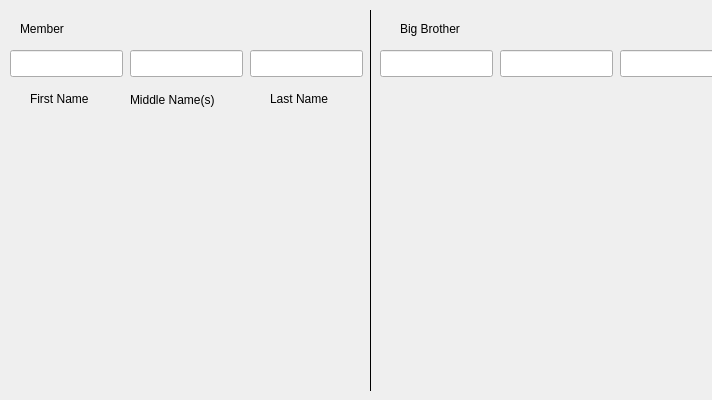
This is AEPi-Big-Brother-Database-Application/bb_db_frontend.ui in NortySpock/AEPi-ND-Big-Brother-Database-Application as Qt 5 draws it before an edit. The edited form follows.
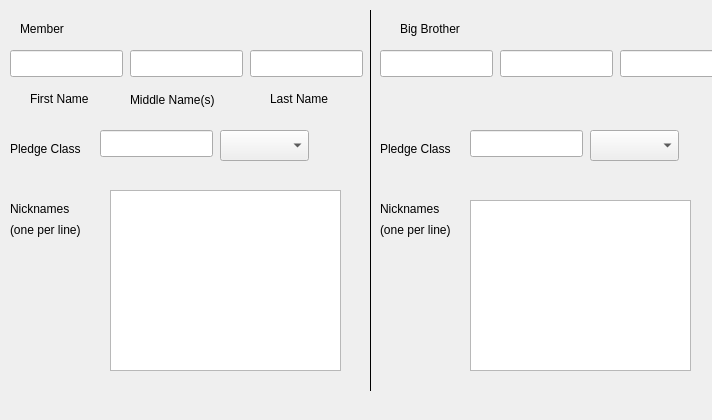
This is the edited form. Custom widgets are drawn as their Qt base class.

Commit message: Added Pledge Class and Nickname fields to GUI.

Patch:
```diff
--- a/AEPi-Big-Brother-Database-Application/bb_db_frontend.ui
+++ b/AEPi-Big-Brother-Database-Application/bb_db_frontend.ui
@@ -7,7 +7,7 @@
     <x>0</x>
     <y>0</y>
     <width>712</width>
-    <height>400</height>
+    <height>420</height>
    </rect>
   </property>
   <property name="windowTitle">
@@ -177,6 +177,144 @@
     <string>Last Name</string>
    </property>
   </widget>
+  <widget class="QLabel" name="memberPledgeClassLabel">
+   <property name="geometry">
+    <rect>
+     <x>10</x>
+     <y>140</y>
+     <width>91</width>
+     <height>17</height>
+    </rect>
+   </property>
+   <property name="text">
+    <string>Pledge Class</string>
+   </property>
+  </widget>
+  <widget class="QComboBox" name="memberPledgeClassSemesterComboBox">
+   <property name="geometry">
+    <rect>
+     <x>220</x>
+     <y>130</y>
+     <width>89</width>
+     <height>31</height>
+    </rect>
+   </property>
+  </widget>
+  <widget class="QLineEdit" name="memberPledgeClassYearLine">
+   <property name="geometry">
+    <rect>
+     <x>100</x>
+     <y>130</y>
+     <width>113</width>
+     <height>27</height>
+    </rect>
+   </property>
+  </widget>
+  <widget class="QLabel" name="bigBrotherPledgeClassLabel">
+   <property name="geometry">
+    <rect>
+     <x>380</x>
+     <y>140</y>
+     <width>91</width>
+     <height>17</height>
+    </rect>
+   </property>
+   <property name="text">
+    <string>Pledge Class</string>
+   </property>
+  </widget>
+  <widget class="QComboBox" name="bigBrotherPledgeClassSemesterComboBox">
+   <property name="geometry">
+    <rect>
+     <x>590</x>
+     <y>130</y>
+     <width>89</width>
+     <height>31</height>
+    </rect>
+   </property>
+  </widget>
+  <widget class="QLineEdit" name="bigBrotherPledgeClassYearLine">
+   <property name="geometry">
+    <rect>
+     <x>470</x>
+     <y>130</y>
+     <width>113</width>
+     <height>27</height>
+    </rect>
+   </property>
+  </widget>
+  <widget class="QPlainTextEdit" name="memberNicknamePlainTextEdit">
+   <property name="geometry">
+    <rect>
+     <x>110</x>
+     <y>190</y>
+     <width>231</width>
+     <height>181</height>
+    </rect>
+   </property>
+  </widget>
+  <widget class="QPlainTextEdit" name="bigBrotherNicknamePlainTextEdit">
+   <property name="geometry">
+    <rect>
+     <x>470</x>
+     <y>200</y>
+     <width>221</width>
+     <height>171</height>
+    </rect>
+   </property>
+  </widget>
+  <widget class="QLabel" name="memberNicknameLabel">
+   <property name="geometry">
+    <rect>
+     <x>10</x>
+     <y>200</y>
+     <width>81</width>
+     <height>17</height>
+    </rect>
+   </property>
+   <property name="text">
+    <string>Nicknames</string>
+   </property>
+  </widget>
+  <widget class="QLabel" name="memberNicknameExplanationLabel">
+   <property name="geometry">
+    <rect>
+     <x>10</x>
+     <y>220</y>
+     <width>91</width>
+     <height>20</height>
+    </rect>
+   </property>
+   <property name="text">
+    <string>(one per line)</string>
+   </property>
+  </widget>
+  <widget class="QLabel" name="bigBrotherNicknameLabel">
+   <property name="geometry">
+    <rect>
+     <x>380</x>
+     <y>200</y>
+     <width>81</width>
+     <height>17</height>
+    </rect>
+   </property>
+   <property name="text">
+    <string>Nicknames</string>
+   </property>
+  </widget>
+  <widget class="QLabel" name="bigBrotherNicknameExplanationLabel">
+   <property name="geometry">
+    <rect>
+     <x>380</x>
+     <y>220</y>
+     <width>91</width>
+     <height>20</height>
+    </rect>
+   </property>
+   <property name="text">
+    <string>(one per line)</string>
+   </property>
+  </widget>
  </widget>
  <layoutdefault spacing="6" margin="11"/>
  <customwidgets>
```
The commit also changes 1 other file.
